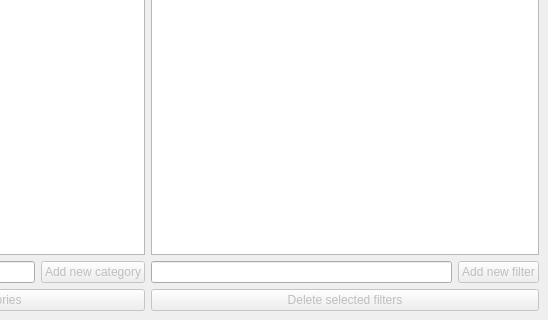
Old version of the form views/CategoriesView.ui in the repository xcarol/wmm-qt; both pictures show x 252 to 800 and y 280 to 600 of the 800 by 600 pixel window.
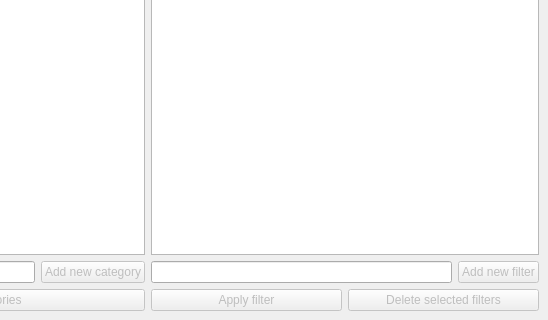
New version of the form.

Commit message: apply selected filter on transactions

Diff of the .ui file:
```diff
--- a/views/CategoriesView.ui
+++ b/views/CategoriesView.ui
@@ -132,6 +132,18 @@
        </layout>
       </item>
       <item>
+       <layout class="QHBoxLayout" name="horizontalLayout_5">
+        <item>
+         <widget class="QPushButton" name="applyButton">
+          <property name="enabled">
+           <bool>false</bool>
+          </property>
+          <property name="text">
+           <string>Apply filter</string>
+          </property>
+         </widget>
+        </item>
+        <item>
        <widget class="QPushButton" name="deleteFiltersButton">
         <property name="enabled">
          <bool>false</bool>
@@ -140,6 +152,8 @@
          <string>Delete selected filters</string>
         </property>
        </widget>
+        </item>
+       </layout>
       </item>
      </layout>
     </item>
```
Lines whose indentation alone changed are shown as unchanged. The commit also changes 3 other files.
